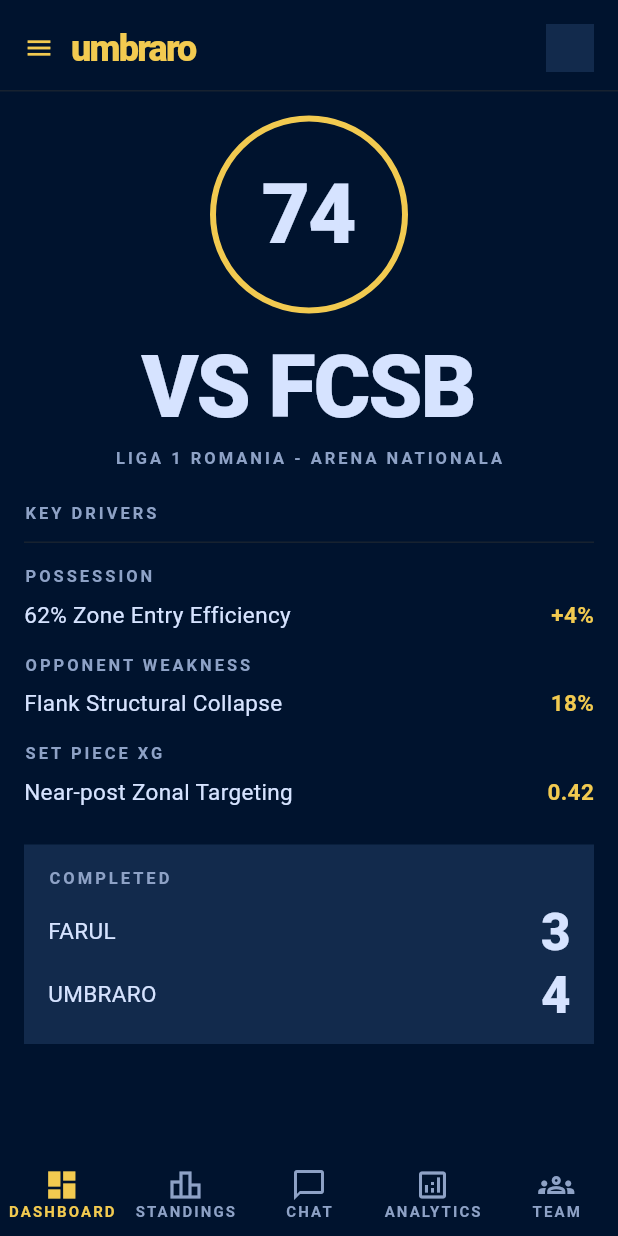
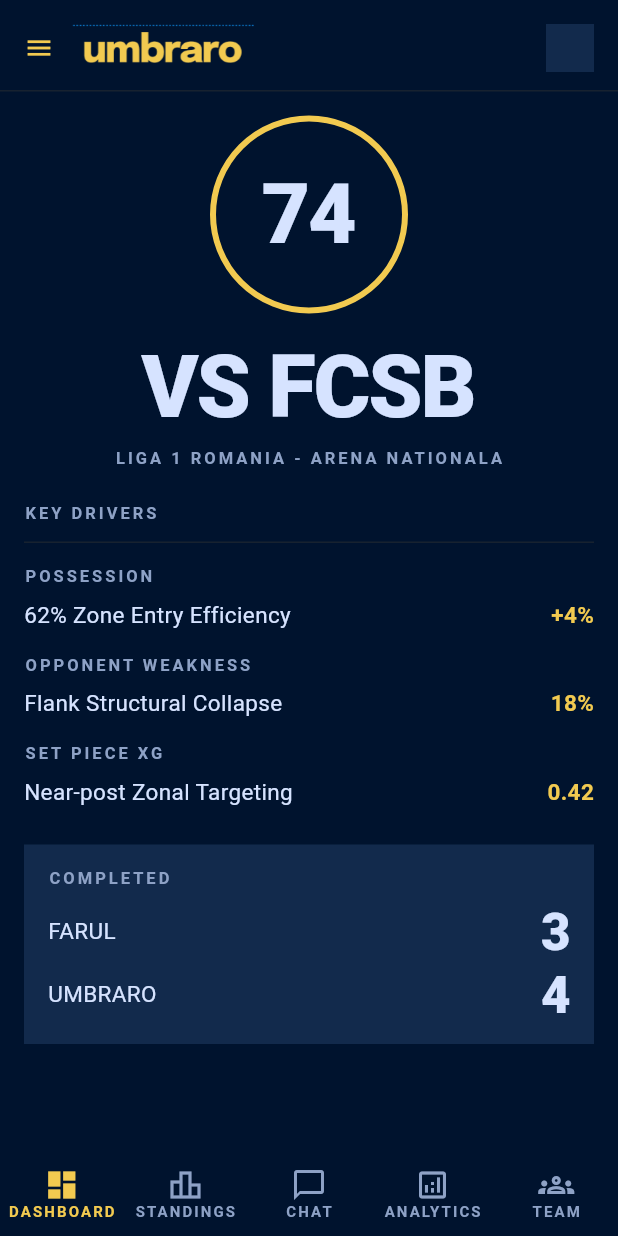
Before and after one commit to Baieti-de-oras-UCluj-Hackathon/ucluj-hackathon, a Flutter app: the screen it shows after launch, on a phone screen of 412 x 824 dp. Run offline on Flutter 3.47's test engine with Material 3 defaults, Android fonts, the phone set to English and light mode, and no system bars; Roboto replaces fonts that are missing (Epilogue).

Commit message:
Use official UmbraRo wordmark in shared header
Replace synthetic text styling with the provided brand wordmark asset so the header label matches the design reference consistently on every screen.

Made-with: Cursor

```diff
--- a/lib/core/widgets/app_scaffold.dart
+++ b/lib/core/widgets/app_scaffold.dart
@@ -35,23 +35,13 @@ class AppScaffold extends StatelessWidget {
                 children: [
                   const Icon(Icons.menu, size: 20, color: ColorTokens.accent),
                   const SizedBox(width: SpacingTokens.sm),
-                  const SizedBox(
-                    width: 115,
+                  SizedBox(
+                    width: 140,
                     height: 32,
-                    child: Align(
+                    child: Image.asset(
+                      'assets/branding/umbraro_wordmark.png',
+                      fit: BoxFit.contain,
                       alignment: Alignment.centerLeft,
-                      child: Text(
-                        'umbraro',
-                        style: TextStyle(
-                          fontFamily: 'Epilogue',
-                          fontStyle: FontStyle.normal,
-                          fontWeight: FontWeight.w800,
-                          fontSize: 24,
-                          height: 1 / 24,
-                          letterSpacing: -1.2,
-                          color: ColorTokens.accent,
-                        ),
-                      ),
                     ),
                   ),
                   const Spacer(),
--- a/pubspec.yaml
+++ b/pubspec.yaml
@@ -17,3 +17,5 @@ dev_dependencies:
 
 flutter:
   uses-material-design: true
+  assets:
+    - assets/branding/umbraro_wordmark.png
```
Also changed, not shown: assets/branding/umbraro_wordmark.png (added).
